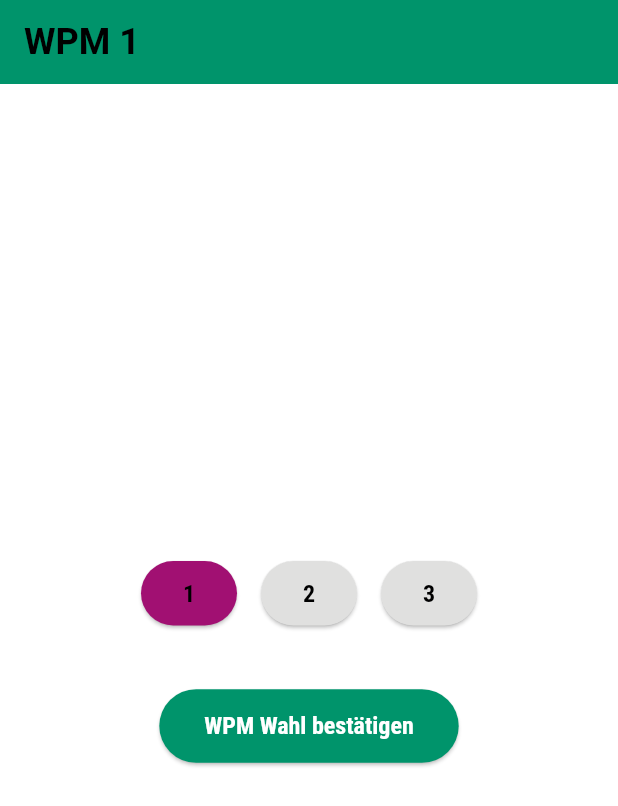
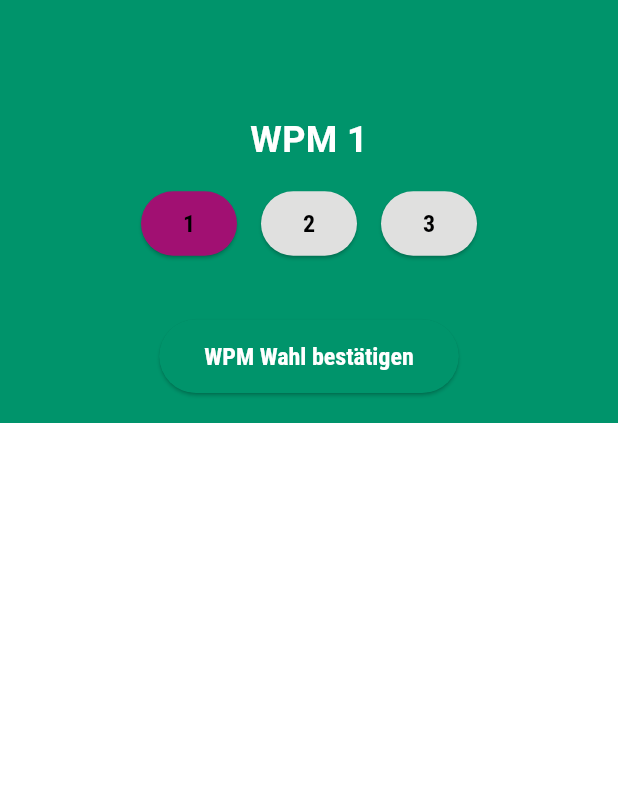
Before and after one commit to mwalexandra/choose_module_app, a Flutter app: the screen it shows after launch, on a phone screen of 412 x 824 dp. Shown: the top 806 px of the screen. Run offline on Flutter 3.47's test engine with Material 3 defaults, Android fonts, the phone set to English and light mode, and no system bars; Roboto replaces fonts that are missing (Roboto Condensed).

Commit message:
wpm buttons in the header moved

```diff
--- a/lib/pages/module_selection_page.dart
+++ b/lib/pages/module_selection_page.dart
@@ -16,13 +16,24 @@ class _ModuleSelectionPageState extends State<ModuleSelectionPage> {
     return Scaffold(
       backgroundColor: AppColors.backgroundMain,
       appBar: AppBar(
-        title: Text("WPM $selectedWPM", style: AppTextStyles.heading), // Titel hängt von selectedWPM an
         backgroundColor: AppColors.primary,
+        elevation: 0,
       ),
-      body: Center(
+      body: Column(
+        crossAxisAlignment: CrossAxisAlignment.center,
+        children: [
+          // Titel
+          Container(
+            width: double.infinity,
+            color: AppColors.primary,
+            padding: EdgeInsets.symmetric(vertical: 20),
             child: Column(
-          mainAxisAlignment: MainAxisAlignment.center,
               children: [
+                Text(
+                  "WPM $selectedWPM",
+                  style: AppTextStyles.heading.copyWith(color: Colors.white),
+                ),
+                SizedBox(height: 15),
                 // WPM-Wahl Tasten
                 Row(
                   mainAxisAlignment: MainAxisAlignment.center,
@@ -63,6 +74,8 @@ class _ModuleSelectionPageState extends State<ModuleSelectionPage> {
               ],
             ),
           ),
+        ],
+      ),
     );
   }
 }
```
Lines whose indentation alone changed are shown as unchanged.
